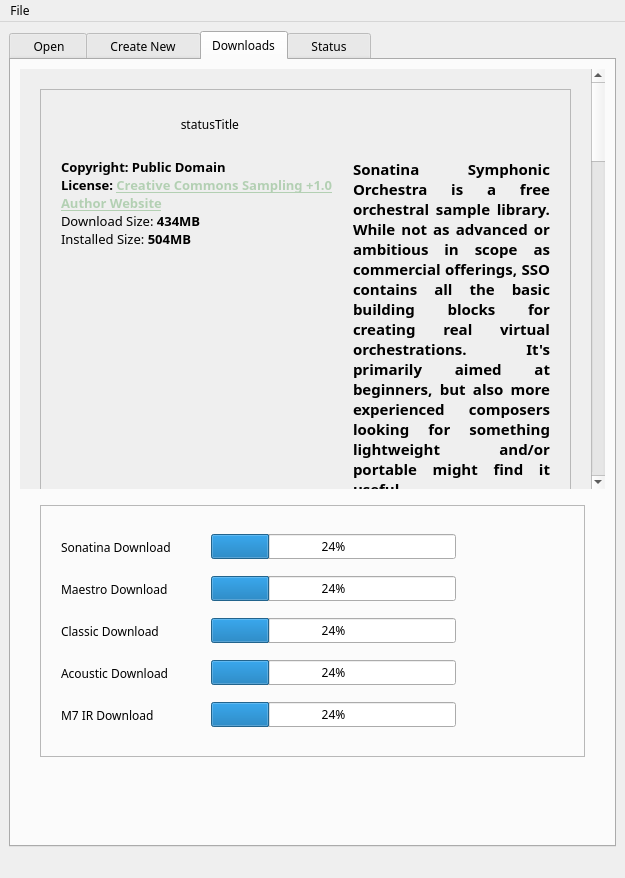
The window that oostudio/OOStudioBase.ui (ccherrett/oom) describes before a commit, drawn with Qt 5.
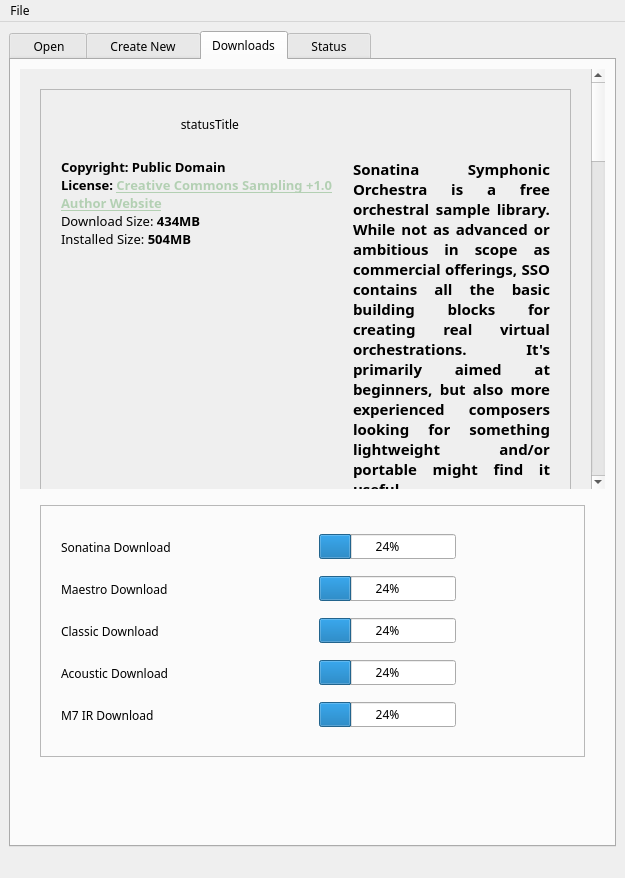
The same window after the commit. The open tabs and pages were chosen to show the change.

Commit message: OOStudio: Donate button is in after download

Diff of the .ui file:
```diff
--- a/oostudio/OOStudioBase.ui
+++ b/oostudio/OOStudioBase.ui
@@ -2620,6 +2620,22 @@
                     </property>
                    </widget>
                   </item>
+                  <item>
+                   <widget class="QToolButton" name="m_btnDonateSonatina">
+                    <property name="text">
+                     <string/>
+                    </property>
+                    <property name="iconSize">
+                     <size>
+                      <width>100</width>
+                      <height>35</height>
+                     </size>
+                    </property>
+                    <property name="autoRaise">
+                     <bool>true</bool>
+                    </property>
+                   </widget>
+                  </item>
                   <item>
                    <widget class="QProgressBar" name="m_progressSonatina">
                     <property name="value">
@@ -2678,6 +2694,22 @@
                     </property>
                    </widget>
                   </item>
+                  <item>
+                   <widget class="QToolButton" name="m_btnDonateMaestro">
+                    <property name="text">
+                     <string/>
+                    </property>
+                    <property name="iconSize">
+                     <size>
+                      <width>100</width>
+                      <height>35</height>
+                     </size>
+                    </property>
+                    <property name="autoRaise">
+                     <bool>true</bool>
+                    </property>
+                   </widget>
+                  </item>
                   <item>
                    <widget class="QProgressBar" name="m_progressMaestro">
                     <property name="value">
@@ -2736,6 +2768,22 @@
                     </property>
                    </widget>
                   </item>
+                  <item>
+                   <widget class="QToolButton" name="m_btnDonateClassic">
+                    <property name="text">
+                     <string/>
+                    </property>
+                    <property name="iconSize">
+                     <size>
+                      <width>100</width>
+                      <height>35</height>
+                     </size>
+                    </property>
+                    <property name="autoRaise">
+                     <bool>true</bool>
+                    </property>
+                   </widget>
+                  </item>
                   <item>
                    <widget class="QProgressBar" name="m_progressClassic">
                     <property name="value">
@@ -2794,6 +2842,22 @@
                     </property>
                    </widget>
                   </item>
+                  <item>
+                   <widget class="QToolButton" name="m_btnDonateAcoustic">
+                    <property name="text">
+                     <string/>
+                    </property>
+                    <property name="iconSize">
+                     <size>
+                      <width>100</width>
+                      <height>35</height>
+                     </size>
+                    </property>
+                    <property name="autoRaise">
+                     <bool>true</bool>
+                    </property>
+                   </widget>
+                  </item>
                   <item>
                    <widget class="QProgressBar" name="m_progressAcoustic">
                     <property name="value">
@@ -2852,6 +2916,22 @@
                     </property>
                    </widget>
                   </item>
+                  <item>
+                   <widget class="QToolButton" name="m_btnDonateM7">
+                    <property name="text">
+                     <string/>
+                    </property>
+                    <property name="iconSize">
+                     <size>
+                      <width>100</width>
+                      <height>35</height>
+                     </size>
+                    </property>
+                    <property name="autoRaise">
+                     <bool>true</bool>
+                    </property>
+                   </widget>
+                  </item>
                   <item>
                    <widget class="QProgressBar" name="m_progressM7">
                     <property name="value">
```
The commit also changes 4 other files.
